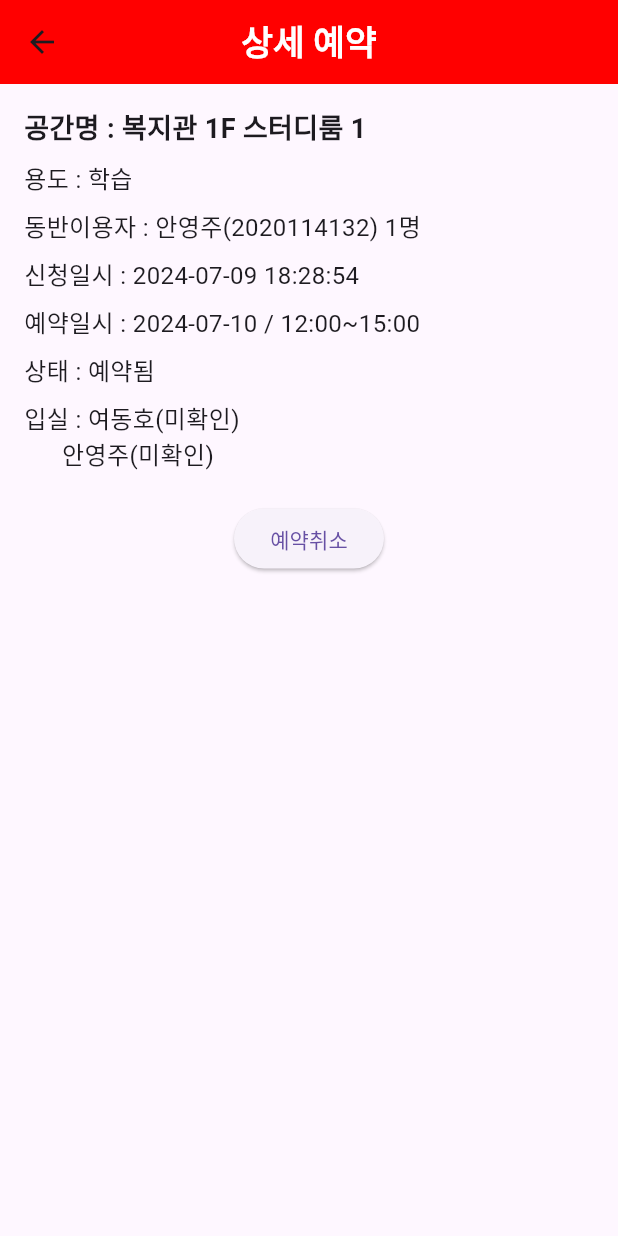
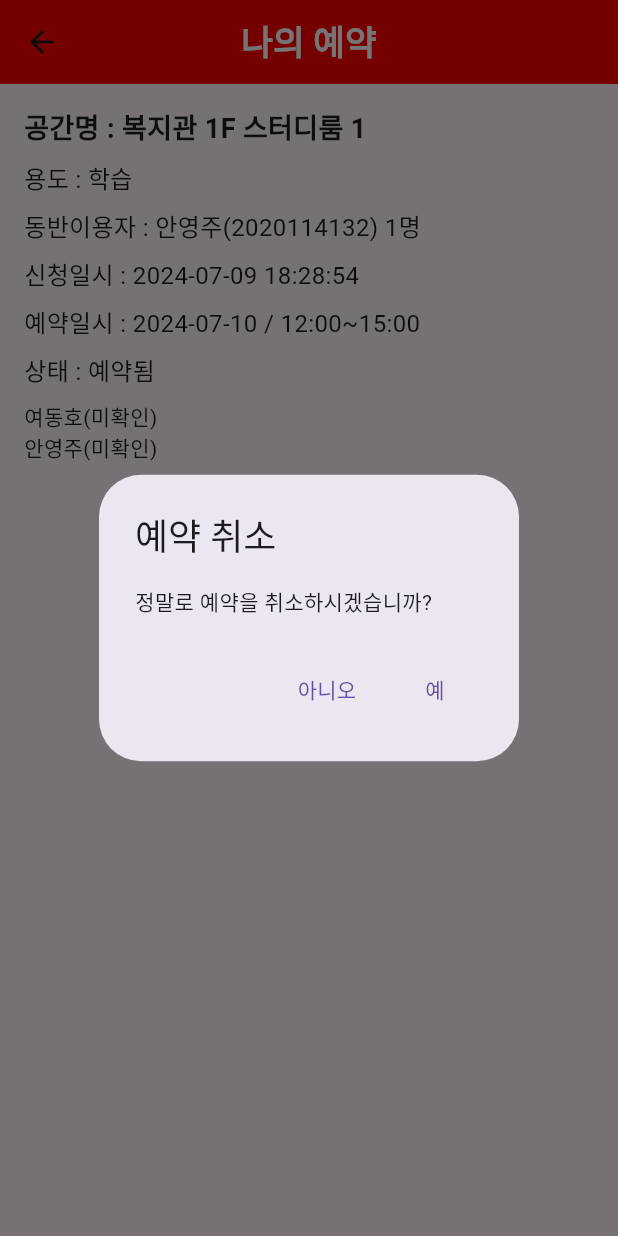
Before and after one commit to oh-chae-yeon/studyroom, a Flutter app: the Detailreservation screen opened directly, after a tap on "예약취소", on a phone screen of 412 x 824 dp. Run offline on Flutter 3.47's test engine with Material 3 defaults, Android fonts, the phone set to English and light mode, and no system bars.

Commit message:
connected with pages

```diff
--- a/lib/detailreservation.dart
+++ b/lib/detailreservation.dart
@@ -10,7 +10,7 @@ class Detailreservation extends StatelessWidget {
         backgroundColor: const Color.fromARGB(255, 255, 0, 0), //배경 red
         centerTitle: true,
         title: const Text(
-          '상세 예약',
+          '나의 예약',
           style: TextStyle(
               fontSize: 23, fontWeight: FontWeight.bold, color: Colors.white),
         ),
@@ -50,18 +50,28 @@ class Detailreservation extends StatelessWidget {
               style: TextStyle(fontSize: 16),
             ),
             const SizedBox(height: 8),
-            const Text(
-              '입실 : 여동호(미확인)\n      안영주(미확인)',
-              style: TextStyle(fontSize: 16),
+            const Column(
+              crossAxisAlignment: CrossAxisAlignment.start,
+              children: const [
+                Text('여동호(미확인)'),
+                Text('안영주(미확인)'),
+              ],
             ),
             const SizedBox(height: 20),
-            Center(
-              child: ElevatedButton(
-                onPressed: () {
-                  // 예약 취소 버튼 클릭 시 동작 추가
-                },
-                child: const Text('예약취소'),
-              ),
+            Row(
+              mainAxisAlignment: MainAxisAlignment.spaceEvenly,
+              children: [
+                ElevatedButton(
+                  onPressed: () {},
+                  child: const Text('입실확인'),
+                ),
+                ElevatedButton(
+                  onPressed: () {
+                    _showCancelDialog(context);
+                  },
+                  child: const Text('예약취소'),
+                ),
+              ],
             ),
           ],
         ),
@@ -69,3 +79,35 @@ class Detailreservation extends StatelessWidget {
     );
   }
 }
+
+void _showCancelDialog(BuildContext context) {
+  showDialog(
+    context: context,
+    builder: (BuildContext context) {
+      return AlertDialog(
+        title: const Text('예약 취소'),
+        content: const Text('정말로 예약을 취소하시겠습니까?'),
+        actions: <Widget>[
+          TextButton(
+            onPressed: () {
+              Navigator.of(context).pop(); // 다이얼로그 닫기
+            },
+            child: const Text('아니오'),
+          ),
+          TextButton(
+            onPressed: () {
+              Navigator.of(context).pop(); // 다이얼로그 닫기
+              // 예약 취소 로직 추가
+              ScaffoldMessenger.of(context).showSnackBar(
+                const SnackBar(
+                  content: Text('예약이 취소되었습니다.'),
+                ),
+              );
+            },
+            child: const Text('예'),
+          ),
+        ],
+      );
+    },
+  );
+}
```
Also changed, not shown: lib/Homepage.dart (added, +56 -0 lines), lib/Loginpage.dart (renamed from lib/home_page_login.dart, +20 -13 lines), lib/main.dart (+2 -5 lines), lib/profile.dart (added, +111 -0 lines), lib/reservation.dart (+3 -36 lines), pubspec.yaml (+2 -6 lines), 1 other file.
